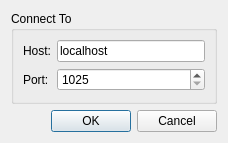
Before: the Qt Designer form src/viewer/ConnectDialog.ui in google-code-export/dviz, drawn with Qt 5.
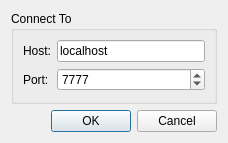
After: the same form once the commit is applied.

```diff
--- a/src/viewer/ConnectDialog.ui
+++ b/src/viewer/ConnectDialog.ui
@@ -49,6 +49,9 @@
         <property name="maximum">
          <number>65536</number>
         </property>
+        <property name="value">
+         <number>7777</number>
+        </property>
        </widget>
       </item>
      </layout>
```
